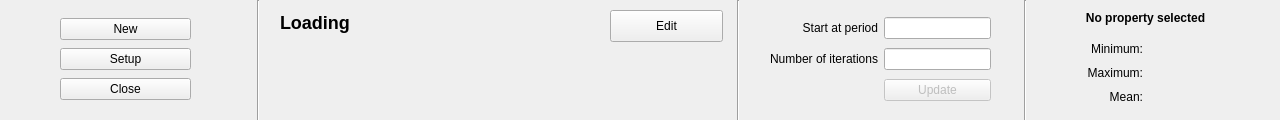
Old version of the form controlwidget.ui in the repository Obson/MicroSim-GUI.
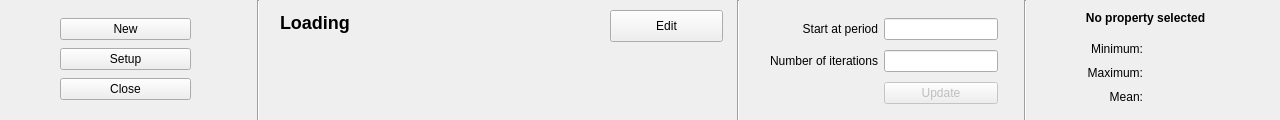
New version of the form.

Diff of the .ui file:
```diff
--- a/controlwidget.ui
+++ b/controlwidget.ui
@@ -34,8 +34,8 @@
     <rect>
      <x>770</x>
      <y>14</y>
-     <width>221</width>
-     <height>91</height>
+     <width>228</width>
+     <height>94</height>
     </rect>
    </property>
    <layout class="QGridLayout" name="gridLayout_2">
@@ -73,6 +73,15 @@
       <property name="text">
        <string>Update</string>
       </property>
+      <property name="autoDefault">
+       <bool>true</bool>
+      </property>
+      <property name="default">
+       <bool>false</bool>
+      </property>
+      <property name="flat">
+       <bool>false</bool>
+      </property>
      </widget>
     </item>
    </layout>
```
Left out of the diff: 22 changed lines with no effect on the pictures.
